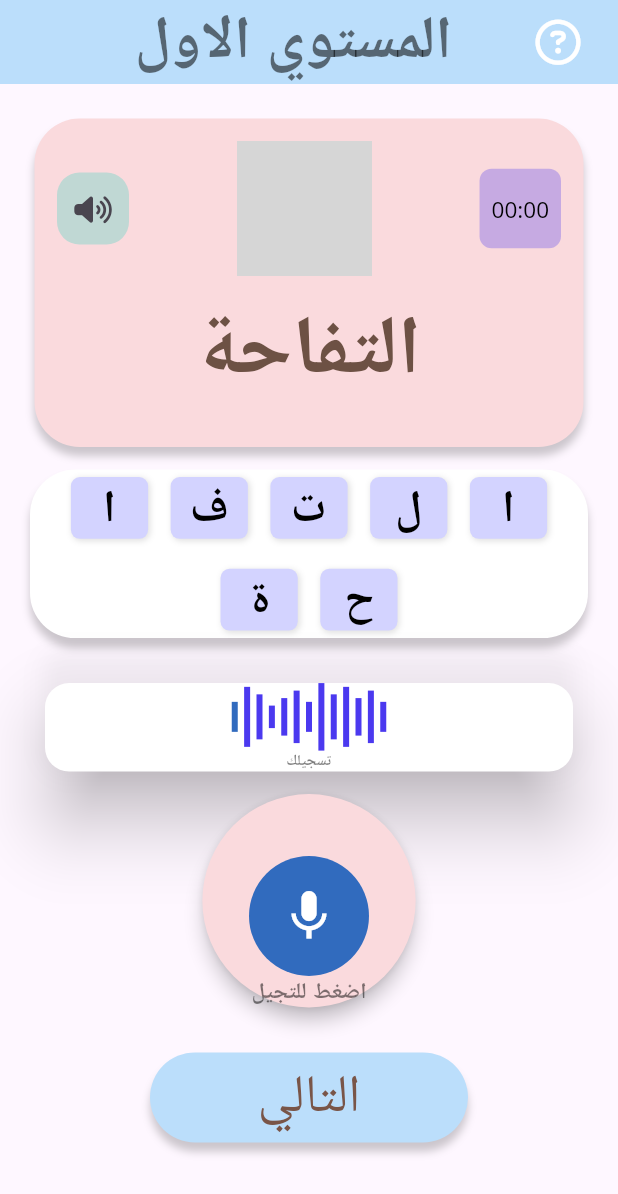
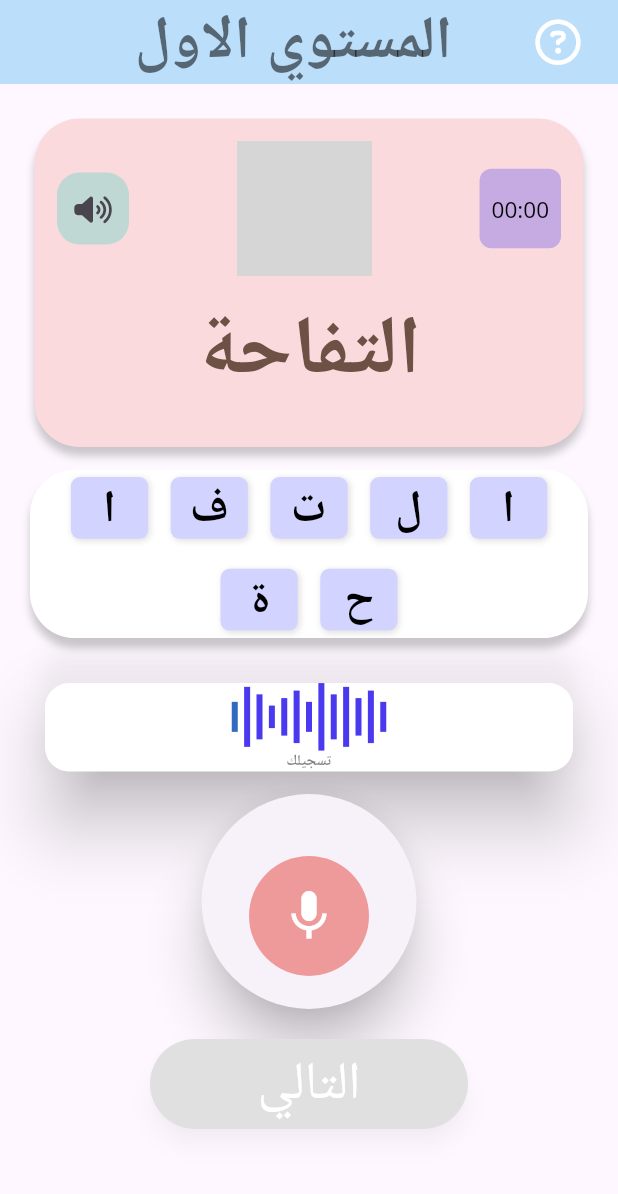
Before and after one commit to mohamed-zakariya/Human_Aid, a Flutter app: the screen it shows after launch, on a phone screen of 412 x 824 dp. Shown: the top 1194 px of the screen. Run offline on Flutter 3.47's test engine with Material 3 defaults, Android fonts, the phone set to English and light mode, and no system bars; our stand-ins replace font_awesome_flutter; grey boxes are pictures that could not be loaded.

Commit message:
add disable and enable feature for next button

```diff
--- a/frontend/mobile_app/lib/CompleteProfilePage/complete_profile_page.dart
+++ b/frontend/mobile_app/lib/CompleteProfilePage/complete_profile_page.dart
@@ -1,5 +1,5 @@
 import 'package:flutter/material.dart';
-import 'package:flutter_application_1/HomePage/home_page.dart';
+import '../HomePage/home_page.dart';
 
 class CompleteProfilePage extends StatelessWidget {
   const CompleteProfilePage({super.key});
--- a/frontend/mobile_app/lib/HomePage/home_page.dart
+++ b/frontend/mobile_app/lib/HomePage/home_page.dart
@@ -1,5 +1,5 @@
 import 'package:flutter/material.dart';
-import 'package:flutter_application_1/HomePage/course_card.dart';
+import 'course_card.dart';
 
 class HomePage extends StatelessWidget {
   const HomePage({super.key});
@@ -61,7 +61,7 @@ class HomePage extends StatelessWidget {
                     description: "انطق الكلمات بشكل صحيح",
                     progress: 20,
                     color: Colors.purple,
-                    image: "assets/level1.png.jpg",
+                    image: "assets/images/level1.png.jpg",
                     onTap: () {
                       // Handle the tap action here, e.g., navigate to a new page
                       print("Level 1 tapped");
@@ -73,7 +73,7 @@ class HomePage extends StatelessWidget {
                     description: "تابع التمارين لتحسين النطق",
                     progress: 50,
                     color: Colors.orange,
-                    image: "assets/level2.png.jpg",
+                    image: "assets/images/level2.png.jpg",
                     onTap: () {
                       // Handle the tap action for Level 2
                       print("Level 2 tapped");
--- a/frontend/mobile_app/lib/Level1/Level1Screen.dart
+++ b/frontend/mobile_app/lib/Level1/Level1Screen.dart
@@ -1,23 +1,37 @@
 import 'package:flutter/material.dart';
-import 'package:font_awesome_flutter/font_awesome_flutter.dart';
-import 'package:mobile_app/Level1/LevelFeatures/Level1Navbar.dart';
-import 'package:mobile_app/Level1/LevelFeatures/Level1NextButton.dart';
+
 import 'LevelFeatures/DisplayedText.dart';
 import 'LevelFeatures/LetterContainer.dart';
+import 'LevelFeatures/Level1Navbar.dart';
+import 'LevelFeatures/Level1NextButton.dart';
 import 'LevelFeatures/RecordSystem.dart';
 import 'LevelFeatures/TextGenerated.dart';
 
-class Level1screen extends StatelessWidget {
+class Level1screen extends StatefulWidget {
   const Level1screen({super.key});
+
+  @override
+  State<Level1screen> createState() => _Level1screenState();
+}
+
+class _Level1screenState extends State<Level1screen> {
+
+  bool initialRecordDone = false;
+  // const widthScreen = MediaQuery.of(context).size.width;
+  void toggleRecordDone() {
+    setState(() {
+      initialRecordDone = true;
+      print(initialRecordDone);
+    });
+  }
 
   @override
   Widget build(BuildContext context) {
 
     const String word = "التفاحة"; // Replace with any word
-    // const widthScreen = MediaQuery.of(context).size.width;
 
-    return MaterialApp(
-      home: Scaffold(
+
+    return Scaffold(
         appBar: AppBar(
           backgroundColor: Colors.blue.shade100,
           title: const Align(
@@ -34,13 +48,12 @@ class Level1screen extends StatelessWidget {
                 const DisplayedText(word: word),
                 const LetterContainer(word: word),
                 const TextGenerated(),
-                RecordSystem(screenWidth: MediaQuery.of(context).size.width),
-                const Level1NextButton()
+                RecordSystem(screenWidth: MediaQuery.of(context).size.width, recordFlag: initialRecordDone, onToggle: toggleRecordDone,),
+                Level1NextButton(initialRecordDone: initialRecordDone, onToggle: toggleRecordDone)
               ],
             ),
           ),
         ),
-      ),
     );
   }
 }
--- a/frontend/mobile_app/lib/Level1/LevelFeatures/Level1NextButton.dart
+++ b/frontend/mobile_app/lib/Level1/LevelFeatures/Level1NextButton.dart
@@ -2,35 +2,35 @@ import 'package:flutter/material.dart';
 
 
 class Level1NextButton extends StatelessWidget {
-  const Level1NextButton({super.key});
+  final bool initialRecordDone;
+  final VoidCallback onToggle;
+  const Level1NextButton({super.key, required this.initialRecordDone, required this.onToggle});
 
   @override
   Widget build(BuildContext context) {
-    return Container(
-      margin: const EdgeInsets.all(20),
-      padding: const EdgeInsets.all(5),
-      alignment: const Alignment(0, 0),
-      width: MediaQuery.of(context).size.width - 200,
-      height: MediaQuery.of(context).size.height > 0 ? 60 : 0,
-      decoration: BoxDecoration(
-        color: Colors.blue.shade100,
-        borderRadius: BorderRadius.circular(30),
-        boxShadow: const[
-          BoxShadow(
-            blurRadius: 4,
-            color: Color(0x33000000),
-            offset: Offset(
-              0,
-              6,
-            ),
-          )
-        ],// Adjust the radius as needed
+
+    return ElevatedButton(
+      onPressed: (){
+
+      },
+      style: ElevatedButton.styleFrom(
+        backgroundColor: initialRecordDone == true? Colors.red.shade200: Colors.grey.shade300, // Background color
+        foregroundColor: Colors.white, // Text color
+        shadowColor: const Color(0x33000000), // Shadow color
+        elevation: 6, // Elevation for shadow effect
+        shape: RoundedRectangleBorder(
+          borderRadius: BorderRadius.circular(30), // Rounded corners
+        ),
+        padding: const EdgeInsets.all(5), // Padding inside the button
+        minimumSize: Size(
+          MediaQuery.of(context).size.width - 200,
+          60, // Button size
+        ),
       ),
       child: const Text(
         "التالي",
         style: TextStyle(
           fontSize: 35,
-          color: Colors.brown,
         ),
       ),
     );
--- a/frontend/mobile_app/lib/Level1/LevelFeatures/RecordSystem.dart
+++ b/frontend/mobile_app/lib/Level1/LevelFeatures/RecordSystem.dart
@@ -5,25 +5,26 @@ import 'package:font_awesome_flutter/font_awesome_flutter.dart';
 class RecordSystem extends StatelessWidget {
 
   final double screenWidth;
-
-  const RecordSystem({super.key, required this.screenWidth});
+  final bool recordFlag;
+  final VoidCallback  onToggle;
+  const RecordSystem({super.key, required this.screenWidth,
+  required this.recordFlag, required this.onToggle});
 
   @override
   Widget build(BuildContext context) {
     return Container(
-      margin: const EdgeInsets.fromLTRB(0, 15, 0, 10),
+      margin: const EdgeInsets.fromLTRB(0, 15, 0, 20),
       child: Opacity(
         opacity: 1,
         child: ElevatedButton(
-          onPressed: () {
-            print("Container clicked!");
-          },
+          onPressed:onToggle,
           style: ElevatedButton.styleFrom(
             shape: const CircleBorder(), // Makes the button circular
             padding: EdgeInsets.fromLTRB(0, screenWidth/10, 0, 0), // Removes padding for a precise size
-            backgroundColor: const Color(0xFFFADADD),
+            // backgroundColor: Colors.transparent,
+
             // Background color
-            elevation: 5, // Adds elevation
+            elevation: 15, // Adds elevation
           ),
           child: Column(
             children: [
@@ -33,22 +34,23 @@ class RecordSystem extends StatelessWidget {
                   width: 80,
                   height: MediaQuery.of(context).size.height>0 ? 80: 0,
                   decoration: BoxDecoration(
-                    color: const Color(0xFF316BBE),
+                    color: Colors.red.shade200,
+
                     borderRadius: BorderRadius.circular(40),
                   ),
                   child: const Align(
                     alignment: AlignmentDirectional(0, 0),
                     child: Icon(
                       Icons.mic,
+                      size: 40,
                       color: Colors.white,
-                      size: 40,
                     ),
                   ),
                 ),
               ),
               const Opacity(
                 opacity: 0.5,
-                child: Text("اضغط للتجيل", style: TextStyle(
+                child: Text("", style: TextStyle(
                   fontSize: 15,
                   color: Colors.black,
                   fontWeight: FontWeight.bold,
--- a/frontend/mobile_app/lib/SignUpPage/sign_up_page.dart
+++ b/frontend/mobile_app/lib/SignUpPage/sign_up_page.dart
@@ -1,6 +1,7 @@
 import 'package:flutter/material.dart';
-import 'package:flutter_application_1/CompleteProfilePage/complete_profile_page.dart';
 import 'package:font_awesome_flutter/font_awesome_flutter.dart';
+
+import '../CompleteProfilePage/complete_profile_page.dart';
 
 class SignUpPage extends StatelessWidget {
   const SignUpPage({super.key});
--- a/frontend/mobile_app/lib/main.dart
+++ b/frontend/mobile_app/lib/main.dart
@@ -1,5 +1,7 @@
 import 'package:flutter/material.dart';
-import 'package:mobile_app/Level1/Level1Screen.dart';
+import 'Level1/Level1Screen.dart';
+// import 'SignUpPage/sign_up_page.dart';
+
 
 void main() {
   runApp(const MyApp());
@@ -10,6 +12,8 @@ class MyApp extends StatelessWidget {
 
   @override
   Widget build(BuildContext context) {
-    return const Level1screen();
+    return const MaterialApp(
+      home: Level1screen(),
+    );
   }
 }
--- a/frontend/mobile_app/pubspec.yaml
+++ b/frontend/mobile_app/pubspec.yaml
@@ -61,8 +61,8 @@ flutter:
   # To add assets to your application, add an assets section, like this:
   assets:
    - assets/images/apple.webp
-   - assets/images/level1.png
-   - assets/images/level2.png
+   - assets/images/level1.png.jpg
+   - assets/images/level2.png.jpg
   #   - images/a_dot_ham.jpeg
 
   # An image asset can refer to one or more resolution-specific "variants", see
```
Also changed, not shown: 9 other files.
